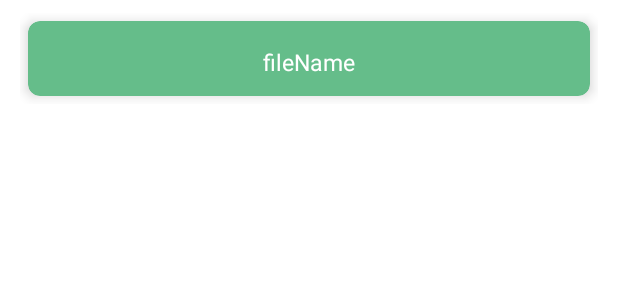
After one commit to cmkxak/jbnu-capstone, an Android app: the layout video.xml on its own in the app's theme, with its tools: preview values and no code run, on a phone screen of 412 x 824 dp. The commit adds this screen. Shown: the top 300 px of the screen. Run offline under Robolectric (Android 15) with nearby library versions, the phone set to English and light mode, and no system bars; network calls fail.

Commit message:
add abnormal video replay function

```diff
--- /dev/null
+++ b/app/src/main/res/layout/video.xml
@@ -0,0 +1,40 @@
+<?xml version="1.0" encoding="utf-8"?>
+<LinearLayout xmlns:android="http://schemas.android.com/apk/res/android"
+    xmlns:app="http://schemas.android.com/apk/res-auto"
+    android:orientation="vertical"
+    android:layout_width="match_parent"
+    android:layout_height="wrap_content"
+    android:layout_margin="3dp"
+    android:paddingLeft="10dp"
+    android:paddingRight="10dp"
+    android:paddingTop="5dp"
+    android:paddingBottom="5dp"
+    >
+
+    <androidx.cardview.widget.CardView
+        android:layout_width="match_parent"
+        android:layout_height="wrap_content"
+        android:layout_margin="5dp"
+        android:backgroundTint="@color/primary"
+        app:cardCornerRadius="8dp"
+        app:cardElevation="5dp">
+
+        <androidx.appcompat.widget.LinearLayoutCompat
+            android:layout_width="match_parent"
+            android:layout_height="50dp"
+            android:orientation="vertical"
+            android:gravity="center"
+            >
+
+            <TextView
+                android:layout_width="wrap_content"
+                android:layout_height="wrap_content"
+                android:id="@+id/video_timeStamp"
+                android:text="fileName"
+                android:textSize="15sp"
+                android:layout_marginTop="5dp"
+                android:textColor="@color/white"
+                />
+        </androidx.appcompat.widget.LinearLayoutCompat>
+    </androidx.cardview.widget.CardView>
+</LinearLayout>
```
Also changed, not shown: app/src/main/java/com/example/firsttest/adapter/ReplayAdatper.java (added, +99 -0 lines), app/src/main/java/com/example/firsttest/model/Video.java (added, +27 -0 lines), app/src/main/java/com/example/firsttest/request/TimeStampRequest.java (added, +26 -0 lines), app/src/main/java/com/example/firsttest/ui/ReplayListActivity.java (added, +103 -0 lines), app/src/main/java/com/example/firsttest/ui/ReplayVideoActivity.java (added, +59 -0 lines), app/src/main/res/layout/activity_replay_list.xml (+40 -11 lines), app/src/main/res/layout/activity_replay_video.xml (added, +60 -0 lines), app/src/main/res/drawable-v24/ic_menu_video.webp (added).
